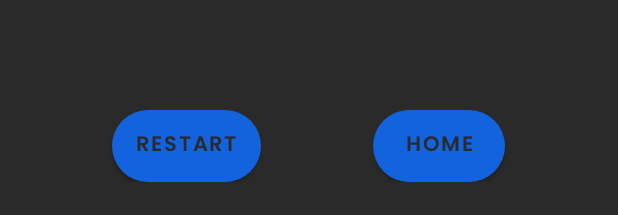
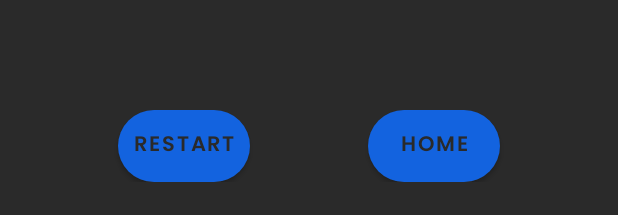
Before and after one commit to dormammuuuuu/mathinik, an Android app: the layout activity_game_over.xml on its own in the app's theme, with its tools: preview values and no code run, on a phone screen of 412 x 824 dp. Shown: the part 1018-1233 px from the top of the screen. Run offline under Robolectric (Android 15) with nearby library versions, the light colour scheme and no system bars.

Commit message:
App Final - Build 2

```diff
--- a/app/src/main/java/com/santos_tech/math_inik/GameVersus.java
+++ b/app/src/main/java/com/santos_tech/math_inik/GameVersus.java
@@ -261,7 +261,6 @@ public class GameVersus extends AppCompatActivity {
         num1_p2 = randomGenerator.nextInt(10) + 1;
         num2_p2 = randomGenerator.nextInt(10) + 1 ;
         operator_2 = randomGenerator.nextInt(4);
-        operator_2 = 3;
         if (operator_2 == 3) {
             if (num1_p2 < num2_p2) {
                 temp = num2_p2;
--- a/app/src/main/res/layout/activity_game_over.xml
+++ b/app/src/main/res/layout/activity_game_over.xml
@@ -80,6 +80,8 @@
             android:layout_height="wrap_content"
             android:background="@drawable/ic_scoreboard"
             android:fontFamily="@font/poppins_semibold"
+            android:paddingLeft="0dp"
+            android:paddingRight="0dp"
             android:text="RESTART"
             android:textColor="@color/background" />
         <Space
@@ -94,6 +96,8 @@
             android:layout_height="wrap_content"
             android:background="@drawable/ic_scoreboard"
             android:fontFamily="@font/poppins_semibold"
+            android:paddingLeft="0dp"
+            android:paddingRight="0dp"
             android:text="Home"
             android:textColor="@color/background" />
         <Space
```
